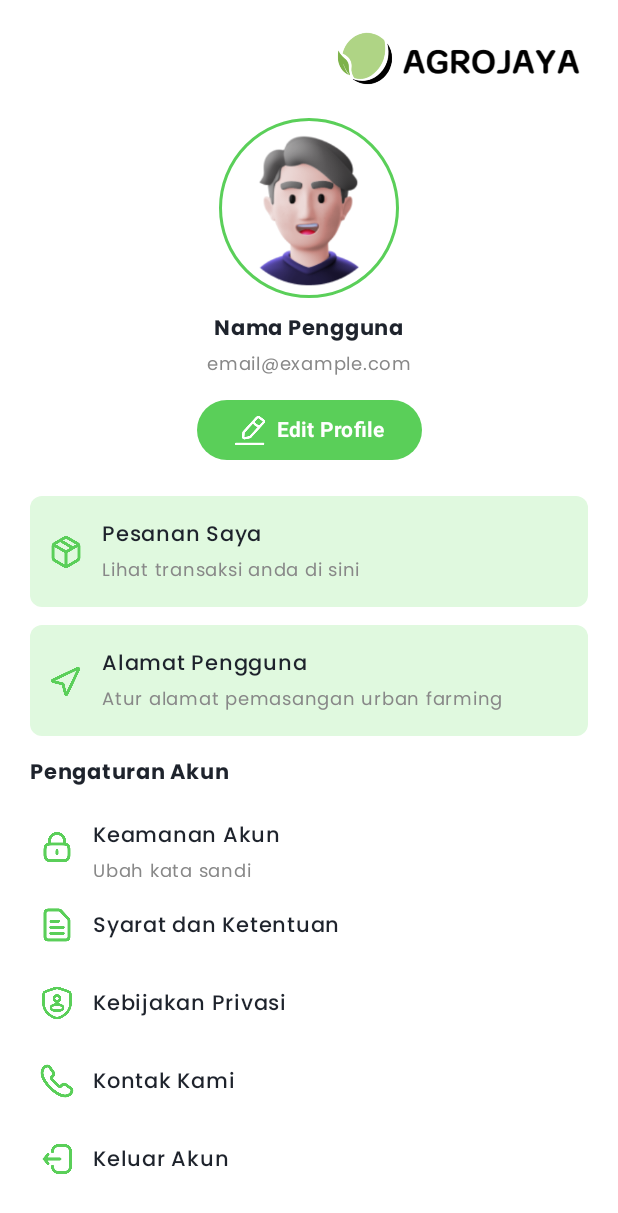
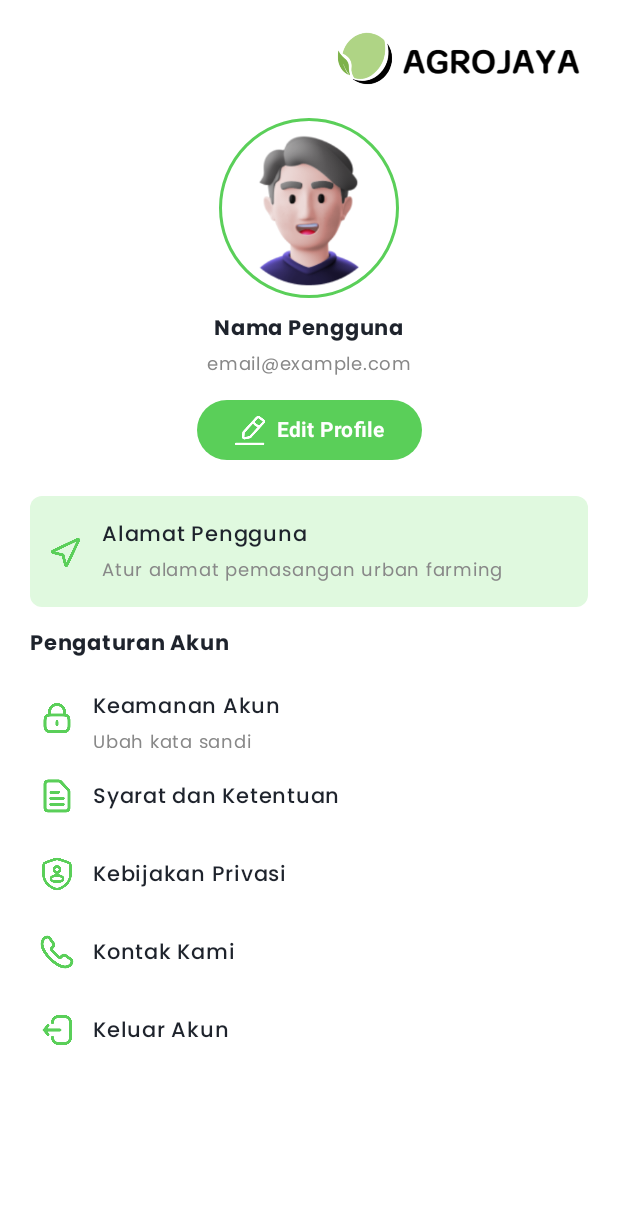
Before and after one commit to Agrojaya/Mobile_App, an Android app built with Jetpack Compose: the composable ProfileScreen shown on its own in the app's theme, on a phone screen of 412 x 824 dp. Shown: the top 1213 px of the screen. Run offline under Robolectric (Android 15) with nearby library versions, the phone set to English and light mode, and no system bars; our stand-ins replace Dagger/Hilt's generated code; pictures from the network do not load; 3 statements that could not run were skipped.

Commit message:
Update Transaksi Menu

```diff
--- a/app/src/main/java/com/febriandi/agrojaya/screens/profile/ProfileScreen.kt
+++ b/app/src/main/java/com/febriandi/agrojaya/screens/profile/ProfileScreen.kt
@@ -155,52 +155,6 @@ fun ProfileScreen(
                 )
             }
         }
-        Column (
-            verticalArrangement = Arrangement.Center,
-            modifier = Modifier
-                .fillMaxWidth()
-                .clip(RoundedCornerShape(8.dp))
-                .background(colorResource(id = R.color.green_100))
-                .padding(12.dp)
-                .height(50.dp)
-                .clickable {
-                    rootNavController.navigate("daftarTransaksi")
-                }
-        ) {
-            Row(
-                verticalAlignment = Alignment.CenterVertically,
-                modifier = Modifier.fillMaxWidth()
-            ) {
-                Icon(
-                    painter = painterResource(id = R.drawable.box),
-                    contentDescription = null,
-                    tint = colorResource(id = R.color.green_400),
-                    modifier = Modifier.size(24.dp)
-                )
-
-                Spacer(modifier = Modifier.width(12.dp))
-
-                Column {
-                    Text(
-                        text = "Pesanan Saya",
-                        color = colorResource(id = R.color.text_color),
-                        fontSize = 14.sp,
-                        fontFamily = CustomFontFamily,
-                        fontWeight = FontWeight.Medium
-                    )
-
-                        Text(
-                            text = "Lihat transaksi anda di sini",
-                            color = Color.Gray,
-                            fontSize = 12.sp,
-                            fontFamily = CustomFontFamily
-                        )
-
-                }
-            }
-        }
-
-        Spacer(modifier = Modifier.height(12.dp))
 
         Column (
             verticalArrangement = Arrangement.Center,
```
Also changed, not shown: app/src/main/java/com/febriandi/agrojaya/main/AgrojayaApp.kt (+5 -5 lines), app/src/main/java/com/febriandi/agrojaya/main/MainScreen.kt (+16 -2 lines), app/src/main/java/com/febriandi/agrojaya/screens/transaksi/DaftarTransaksiScreen.kt (+10 -2 lines), app/src/main/res/drawable/logo1.png, app/src/main/res/drawable/transaksi.png (added).
